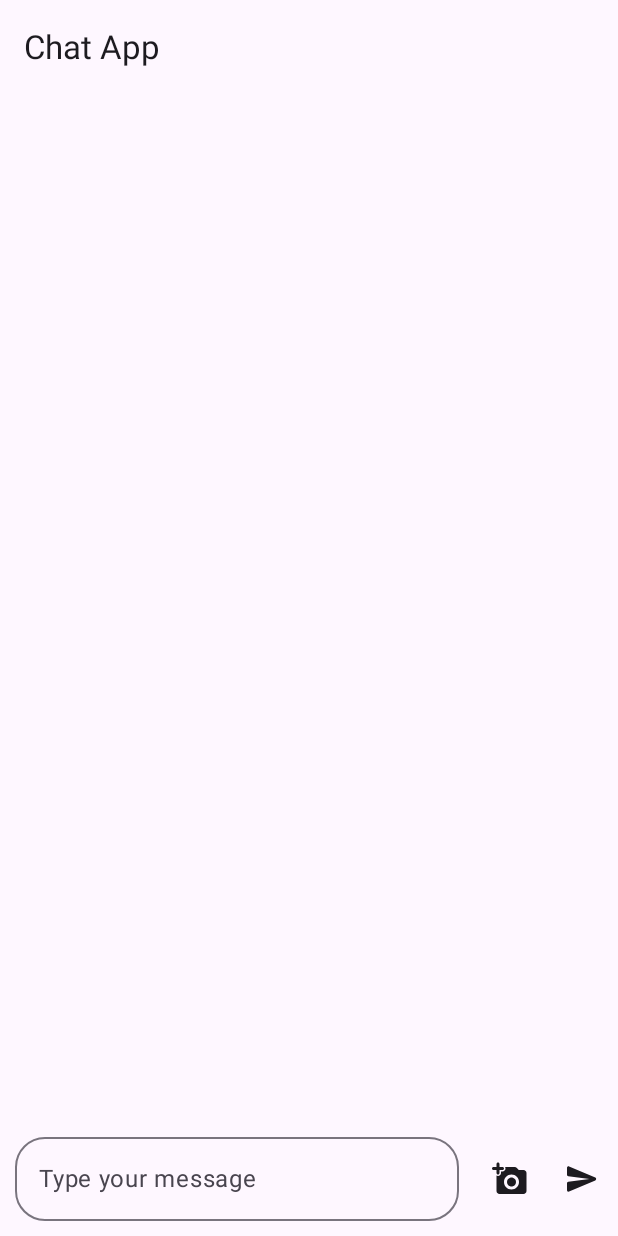
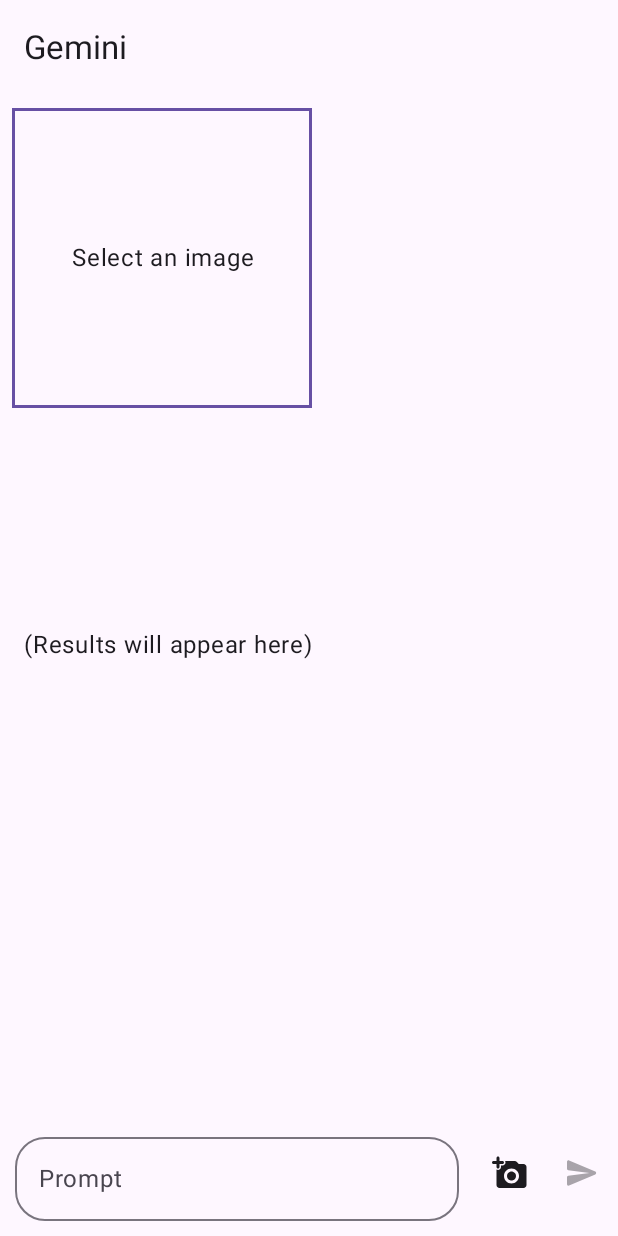
Before and after one commit to sairajpatil108/GeminiApp, an Android app built with Jetpack Compose: the screen it shows after launch (MainActivity), on a phone screen of 412 x 824 dp. Run offline under Robolectric (Android 15) with nearby library versions, the phone set to English and light mode, and no system bars; libraries missing offline, so code that uses them is left out: com.google.ai.client.

```diff
--- a/app/src/main/java/com/example/geminiapp/MainActivity.kt
+++ b/app/src/main/java/com/example/geminiapp/MainActivity.kt
@@ -1,6 +1,5 @@
 package com.example.geminiapp
 
-import HomeScreen
 import android.os.Bundle
 import androidx.activity.ComponentActivity
 import androidx.activity.compose.setContent
@@ -15,7 +14,6 @@ class MainActivity : ComponentActivity() {
 		super.onCreate(savedInstanceState)
 		setContent {
 			AppTheme {
-				// A surface container using the 'background' color from the theme
 				Surface(
 					modifier = Modifier.fillMaxSize(),
 					color = MaterialTheme.colorScheme.background,
--- a/app/src/main/java/com/example/geminiapp/homeScreen.kt
+++ b/app/src/main/java/com/example/geminiapp/homeScreen.kt
@@ -1,85 +1,128 @@
-import androidx.compose.foundation.layout.Column
-import androidx.compose.material.icons.Icons
-import androidx.compose.material.icons.filled.Add
-import androidx.compose.material3.BottomAppBar
-import androidx.compose.material3.IconButton
-import androidx.compose.material3.Scaffold
-import androidx.compose.material3.TextField
-import androidx.compose.material3.TopAppBar
-import androidx.compose.runtime.getValue
-import androidx.compose.runtime.mutableStateOf
-import androidx.compose.runtime.remember
-import androidx.compose.runtime.setValue
-import androidx.compose.ui.unit.dp
+package com.example.geminiapp
+
+import android.net.Uri
 import android.graphics.BitmapFactory
+import androidx.activity.compose.rememberLauncherForActivityResult
+import androidx.activity.result.contract.ActivityResultContracts
 import androidx.compose.foundation.BorderStroke
 import androidx.compose.foundation.Image
 import androidx.compose.foundation.border
 import androidx.compose.foundation.clickable
-import androidx.compose.foundation.layout.Arrangement
-import androidx.compose.foundation.layout.Box
-import androidx.compose.foundation.layout.Column
-import androidx.compose.foundation.layout.Row
-import androidx.compose.foundation.layout.fillMaxSize
-import androidx.compose.foundation.layout.fillMaxWidth
-import androidx.compose.foundation.layout.padding
-import androidx.compose.foundation.layout.requiredSize
+import androidx.compose.foundation.layout.*
 import androidx.compose.foundation.lazy.LazyRow
 import androidx.compose.foundation.lazy.itemsIndexed
 import androidx.compose.foundation.rememberScrollState
 import androidx.compose.foundation.shape.RoundedCornerShape
 import androidx.compose.foundation.verticalScroll
-import androidx.compose.material.icons.automirrored.filled.Send
+import androidx.compose.material.icons.Icons
 import androidx.compose.material.icons.automirrored.rounded.Send
-import androidx.compose.material.icons.filled.Send
-import androidx.compose.material.icons.filled.Warning
 import androidx.compose.material.icons.rounded.AddAPhoto
-import androidx.compose.material.icons.rounded.CameraAlt
 import androidx.compose.material.icons.rounded.Send
-import androidx.compose.material.icons.twotone.Send
-import androidx.compose.material3.Button
-import androidx.compose.material3.CircularProgressIndicator
-import androidx.compose.material3.ExperimentalMaterial3Api
-import androidx.compose.material3.Icon
-import androidx.compose.material3.MaterialTheme
-import androidx.compose.material3.OutlinedTextField
-import androidx.compose.material3.Surface
-import androidx.compose.material3.Text
-import androidx.compose.material3.TextField
-import androidx.compose.runtime.Composable
-import androidx.compose.runtime.collectAsState
-import androidx.compose.runtime.getValue
-import androidx.compose.runtime.mutableIntStateOf
-import androidx.compose.runtime.mutableStateOf
-import androidx.compose.runtime.remember
+import androidx.compose.material3.*
+import androidx.compose.runtime.*
 import androidx.compose.runtime.saveable.rememberSaveable
-import androidx.compose.runtime.setValue
 import androidx.compose.ui.Alignment
 import androidx.compose.ui.Modifier
 import androidx.compose.ui.platform.LocalContext
-import androidx.compose.ui.res.painterResource
+import androidx.compose.ui.platform.LocalFocusManager
 import androidx.compose.ui.res.stringResource
 import androidx.compose.ui.text.style.TextAlign
+import androidx.compose.ui.tooling.preview.Preview
 import androidx.compose.ui.unit.dp
 import androidx.lifecycle.viewmodel.compose.viewModel
+import coil.compose.rememberImagePainter
+import coil.compose.rememberAsyncImagePainter
+import coil.request.ImageRequest
+import coil.transform.CircleCropTransformation
+
+
 
 @OptIn(ExperimentalMaterial3Api::class)
+@Preview
 @Composable
-fun HomeScreen() {
-	var message by remember { mutableStateOf("") }
+fun HomeScreen(
+	bakingViewModel: BakingViewModel = viewModel()
+
+) {
+	val selectedImageUri = remember { mutableStateOf<Uri?>(null) }
+	val placeholderPrompt = stringResource(R.string.prompt_placeholder)
+	val placeholderResult = stringResource(R.string.results_placeholder)
+	var prompt by rememberSaveable { mutableStateOf(placeholderPrompt) }
+	var result by rememberSaveable { mutableStateOf(placeholderResult) }
+	val uiState by bakingViewModel.uiState.collectAsState()
+	val context = LocalContext.current
+	val focusManager = LocalFocusManager.current
+
+
+	val imagePickerLauncher = rememberLauncherForActivityResult(
+		contract = ActivityResultContracts.GetContent()
+	) { uri: Uri? ->
+		selectedImageUri.value = uri
+	}
+
 
 	Scaffold(
 		modifier = Modifier.padding(0.dp),
 		topBar = {
 			TopAppBar(
-				title = { Text("Chat App") },
+				title = { Text("Gemini") },
 			)
 		},
 		content = { padding ->
 			Column(modifier = Modifier.padding(padding)) {
 				// Message history area (to be implemented)
 				Box(modifier = Modifier.weight(1f)) {
-					// Message history content goes here
+					Box(
+						modifier = Modifier
+							.padding(8.dp)
+							.requiredSize(200.dp)
+							.border(BorderStroke(2.dp, MaterialTheme.colorScheme.primary))
+
+					) {
+						selectedImageUri.value?.let { uri ->
+							Image(
+								painter = rememberAsyncImagePainter(
+									model = ImageRequest.Builder(context)
+										.data(uri)
+										.transformations(CircleCropTransformation())
+										.build()
+								),
+								contentDescription = null,
+								modifier = Modifier.fillMaxSize()
+							)
+						} ?: run {
+							Text(
+								text = "Select an image",
+								modifier = Modifier.align(Alignment.Center),
+								textAlign = TextAlign.Center
+							)
+						}
+					}
+				}
+				Box(modifier = Modifier.weight(1f).fillMaxWidth()) {
+					if (uiState is UiState.Loading) {
+						CircularProgressIndicator(modifier = Modifier
+							)
+					} else {
+						var textColor = MaterialTheme.colorScheme.onSurface
+						if (uiState is UiState.Error) {
+							textColor = MaterialTheme.colorScheme.error
+							result = (uiState as UiState.Error).errorMessage
+						} else if (uiState is UiState.Success) {
+							textColor = MaterialTheme.colorScheme.onSurface
+							result = (uiState as UiState.Success).outputText
+						}
+						val scrollState = rememberScrollState()
+						Text(
+							text = result,
+							textAlign = TextAlign.Start,
+							color = textColor,
+							modifier = Modifier
+								.padding(16.dp)
+								.fillMaxSize()
+								.verticalScroll(scrollState)
+						)
+					}
 				}
 				Surface(
 					modifier = Modifier.fillMaxWidth()
@@ -87,18 +130,31 @@ fun HomeScreen() {
 					Row(modifier = Modifier.fillMaxWidth(),
 						verticalAlignment = Alignment.CenterVertically) {
 						OutlinedTextField(
-							value = message,
-							onValueChange = { message = it },
-							modifier = Modifier.weight(1f)
-							.padding(10.dp),
+							value = prompt,
+							label = { Text(stringResource(R.string.label_prompt)) },
+							onValueChange = { prompt = it },
+							modifier = Modifier
+								.weight(1f)
+								.padding(10.dp),
 							shape = RoundedCornerShape(20.dp),// Expand the text field
 							placeholder = { Text("Type your message") },
 						)
-						IconButton(onClick = { /* Send message action */ }) {
-							Icon(Icons.Rounded.AddAPhoto, contentDescription = "SelectImage")
+
+						IconButton(onClick = {
+							imagePickerLauncher.launch("image/*")
+						}) {
+							Icon(Icons.Rounded.AddAPhoto, contentDescription = "Send")
 						}
-						IconButton(onClick = { /* Send message action */ }) {
-							Icon(Icons.AutoMirrored.Rounded.Send, contentDescription = "Send")
+
+						IconButton(onClick = {
+							selectedImageUri.value?.let { uri ->
+								val inputStream = context.contentResolver.openInputStream(uri)
+								val bitmap = BitmapFactory.decodeStream(inputStream)
+								bakingViewModel.sendPrompt(bitmap, prompt)
+							} ;focusManager.clearFocus()
+						},enabled = prompt.isNotEmpty() || selectedImageUri.value != null
+						) {
+							Icon(Icons.Rounded.Send, contentDescription = "SelectImage")
 						}
 					}
 				}
--- a/gradle/libs.versions.toml
+++ b/gradle/libs.versions.toml
@@ -1,6 +1,7 @@
 [versions]
 agp = "8.5.0"
 cameraCore = "1.4.0-beta02"
+coilCompose = "2.4.0"
 jetbrainsSkijaSharedJvm = "0.93.6"
 kotlin = "1.9.0"
 coreKtx = "1.13.1"
@@ -25,6 +26,7 @@ androidx-camera-video = { module = "androidx.camera:camera-video", version.ref =
 androidx-camera-view = { module = "androidx.camera:camera-view", version.ref = "cameraCore" }
 androidx-core-ktx = { group = "androidx.core", name = "core-ktx", version.ref = "coreKtx" }
 androidx-material-icons-extended = { module = "androidx.compose.material:material-icons-extended", version.ref = "materialIconsExtended" }
+coil-compose = { module = "io.coil-kt:coil-compose", version.ref = "coilCompose" }
 jetbrains-skija-shared-jvm = { module = "org.jetbrains.skija:skija-shared-jvm", version.ref = "jetbrainsSkijaSharedJvm" }
 junit = { group = "junit", name = "junit", version.ref = "junit" }
 androidx-junit = { group = "androidx.test.ext", name = "junit", version.ref = "junitVersion" }
```
Also changed, not shown: app/build.gradle.kts (+1 -17 lines), app/src/main/java/com/example/geminiapp/BakingScreen.kt (+146 -150 lines).
